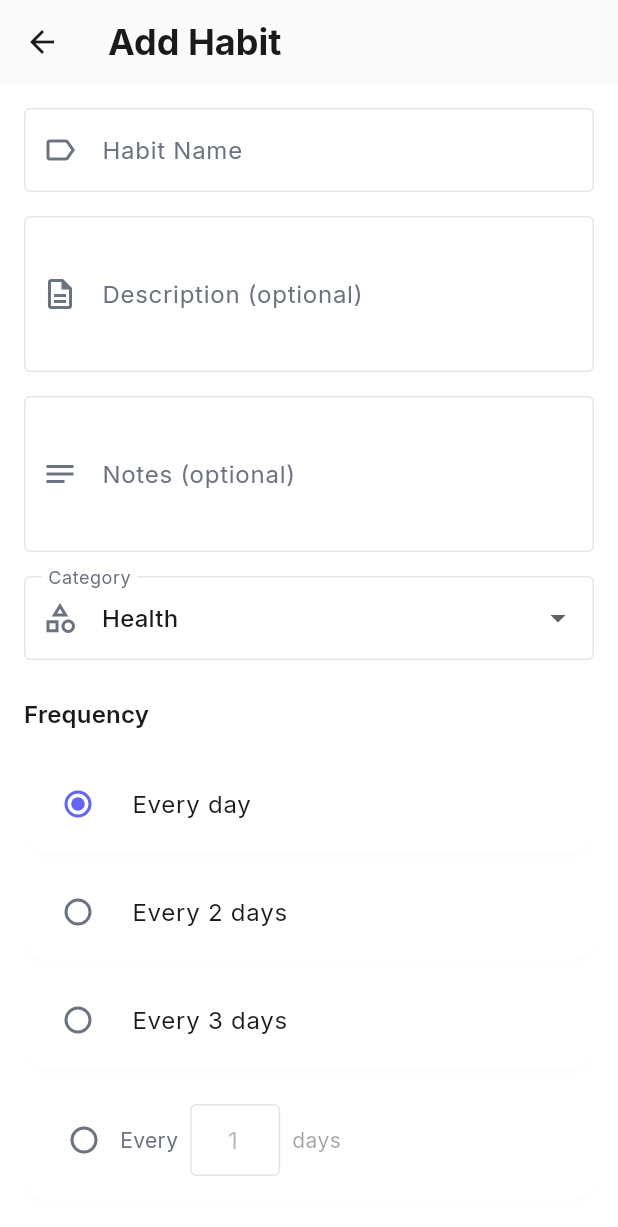
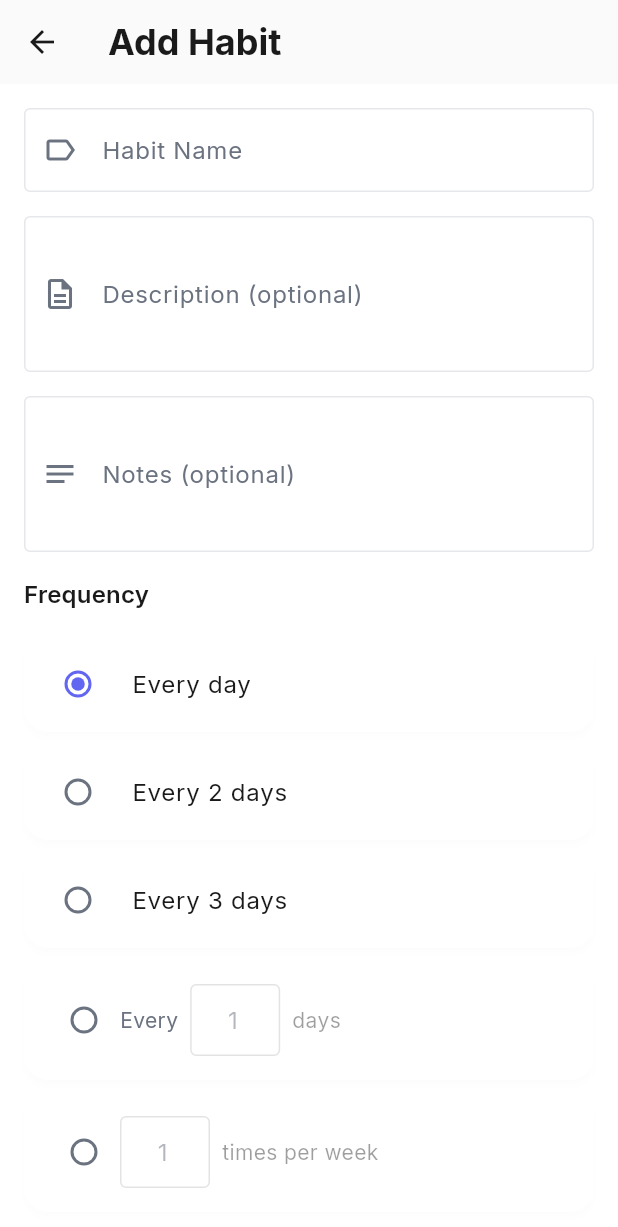
Before and after one commit to PavanKumarR20/TimeWarden, a Flutter app: the AddEditHabitPage screen opened directly, on a phone screen of 412 x 824 dp. Shown: the top 1227 px of the screen. Run offline on Flutter 3.47's test engine with Material 3 defaults, Android fonts, the phone set to English and light mode, and no system bars; our stand-ins replace audioplayers, cloud_firestore, equatable, firebase_auth, firebase_core, firebase_storage and 8 more; accounts and stored records are empty.

Commit message:
removed category in habit

```diff
--- a/timewarden/lib/features/habits/domain/entities/habit.dart
+++ b/timewarden/lib/features/habits/domain/entities/habit.dart
@@ -74,7 +74,7 @@ class Habit extends Equatable {
   final String name;
   final String? description;
   final String? notes; // Additional notes for detailed information
-  final HabitCategory category;
+  final HabitCategory? category;
   final HabitFrequency frequency;
   final DateTime createdAt;
   final bool isActive;
@@ -94,7 +94,7 @@ class Habit extends Equatable {
     required this.name,
     this.description,
     this.notes,
-    required this.category,
+    this.category,
     required this.frequency,
     required this.createdAt,
     this.isActive = true,
@@ -234,7 +234,7 @@ class Habit extends Equatable {
       'name': name,
       'description': description,
       'notes': notes,
-      'category': category.name,
+      'category': category?.name,
       'frequency': {
         'type': frequency.type.name,
         'target': frequency.target,
@@ -260,10 +260,12 @@ class Habit extends Equatable {
       name: json['name'] as String,
       description: json['description'] as String?,
       notes: json['notes'] as String?,
-      category: HabitCategory.values.firstWhere(
-        (e) => e.name == json['category'],
-        orElse: () => HabitCategory.other,
-      ),
+      category: json['category'] != null
+          ? HabitCategory.values.firstWhere(
+              (e) => e.name == json['category'],
+              orElse: () => HabitCategory.other,
+            )
+          : null,
       frequency: HabitFrequency(
         type: HabitFrequencyType.values.firstWhere(
           (e) => e.name == json['frequency']?['type'],
--- a/timewarden/lib/features/habits/presentation/pages/add_edit_habit_page.dart
+++ b/timewarden/lib/features/habits/presentation/pages/add_edit_habit_page.dart
@@ -24,7 +24,6 @@ class _AddEditHabitPageState extends State<AddEditHabitPage> {
   final _descriptionController = TextEditingController();
   final _notesController = TextEditingController();
 
-  HabitCategory _selectedCategory = HabitCategory.health;
   HabitFrequency _selectedFrequency = const HabitFrequency(
     type: HabitFrequencyType.daily,
     target: 1,
@@ -81,7 +80,6 @@ class _AddEditHabitPageState extends State<AddEditHabitPage> {
       _nameController.text = widget.habit!.name;
       _descriptionController.text = widget.habit!.description ?? '';
       _notesController.text = widget.habit!.notes ?? '';
-      _selectedCategory = widget.habit!.category;
       _selectedFrequency = widget.habit!.frequency;
       _selectedColor = widget.habit!.color;
       _selectedIcon = widget.habit!.icon;
@@ -119,7 +117,6 @@ class _AddEditHabitPageState extends State<AddEditHabitPage> {
                 notes: _notesController.text.trim().isEmpty
                     ? null
                     : _notesController.text.trim(),
-                category: _selectedCategory,
                 frequency: _selectedFrequency,
                 color: _selectedColor,
                 icon: _selectedIcon,
@@ -136,7 +133,6 @@ class _AddEditHabitPageState extends State<AddEditHabitPage> {
                 notes: _notesController.text.trim().isEmpty
                     ? null
                     : _notesController.text.trim(),
-                category: _selectedCategory,
                 frequency: _selectedFrequency,
                 createdAt: DateTime.now(),
                 isActive: true,
@@ -270,30 +266,6 @@ class _AddEditHabitPageState extends State<AddEditHabitPage> {
               minLines: 3,
             ),
             const SizedBox(height: 16),
-
-            // Category selection
-            DropdownButtonFormField<HabitCategory>(
-              value: _selectedCategory,
-              decoration: const InputDecoration(
-                labelText: 'Category',
-                border: OutlineInputBorder(),
-                prefixIcon: Icon(Icons.category_outlined),
-              ),
-              items: HabitCategory.values.map((category) {
-                return DropdownMenuItem(
-                  value: category,
-                  child: Text(_getCategoryDisplayName(category)),
-                );
-              }).toList(),
-              onChanged: (value) {
-                if (value != null) {
-                  setState(() {
-                    _selectedCategory = value;
-                  });
-                }
-              },
-            ),
-            const SizedBox(height: 24),
 
             // Frequency selection
             FrequencySelector(
@@ -506,25 +478,4 @@ class _AddEditHabitPageState extends State<AddEditHabitPage> {
       ),
     );
   }
-
-  String _getCategoryDisplayName(HabitCategory category) {
-    switch (category) {
-      case HabitCategory.health:
-        return 'Health';
-      case HabitCategory.learning:
-        return 'Learning';
-      case HabitCategory.productivity:
-        return 'Productivity';
-      case HabitCategory.fitness:
-        return 'Fitness';
-      case HabitCategory.mindfulness:
-        return 'Mindfulness';
-      case HabitCategory.social:
-        return 'Social';
-      case HabitCategory.creative:
-        return 'Creative';
-      case HabitCategory.other:
-        return 'Other';
-    }
-  }
 }
--- a/timewarden/lib/features/habits/presentation/widgets/habit_streaks_widget.dart
+++ b/timewarden/lib/features/habits/presentation/widgets/habit_streaks_widget.dart
@@ -278,7 +278,11 @@ class _StreakItem extends StatelessWidget {
     }
 
     // Default category colors
-    switch (habit.category) {
+    if (habit.category == null) {
+      return theme.colorScheme.primaryContainer;
+    }
+
+    switch (habit.category!) {
       case HabitCategory.health:
         return Colors.green.withOpacity(0.2);
       case HabitCategory.fitness:
@@ -298,7 +302,10 @@ class _StreakItem extends StatelessWidget {
     }
   }
 
-  String _getCategoryEmoji(HabitCategory category) {
+  String _getCategoryEmoji(HabitCategory? category) {
+    if (category == null)
+      return '📋'; // Default emoji for habits without category
+
     switch (category) {
       case HabitCategory.health:
         return '🏥';
```
Also changed, not shown: timewarden/lib/features/habits/domain/services/habit_period_service.dart (added), timewarden/lib/features/habits/examples/completion_approaches_example.dart (added), timewarden/lib/features/habits/examples/frequency_based_example.dart (added), timewarden/lib/features/habits/examples/habit_tracking_example.dart (added), 1 other file.
